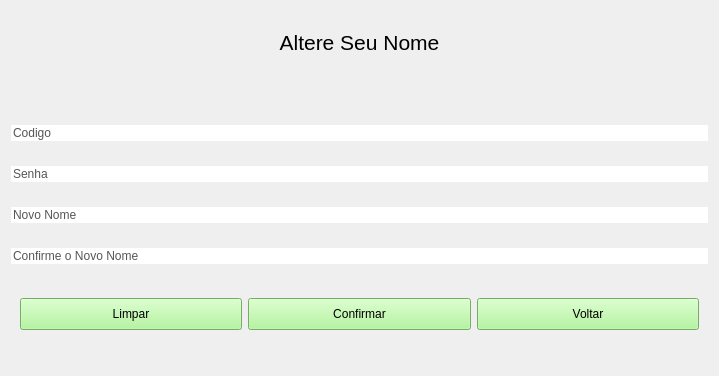
Old version of the form VirtualWallet/logic/src/vision/wforgotname.ui in the repository joaovicentesouto/INE5417.
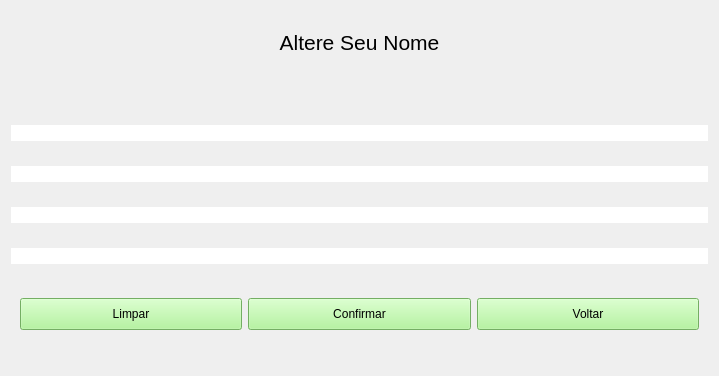
New version of the form.

Patch:
```diff
--- a/VirtualWallet/logic/src/vision/wforgotname.ui
+++ b/VirtualWallet/logic/src/vision/wforgotname.ui
@@ -69,12 +69,11 @@
       <string notr="true">#Code
 {
 	border: none;
-    color: #565656;
     font-size: 12px;
 }</string>
      </property>
      <property name="text">
-      <string>Codigo</string>
+      <string/>
      </property>
     </widget>
    </item>
@@ -84,12 +83,11 @@
       <string notr="true">#Password
 {
 	border: none;
-    color: #565656;
     font-size: 12px;
 }</string>
      </property>
      <property name="text">
-      <string>Senha</string>
+      <string/>
      </property>
     </widget>
    </item>
@@ -99,12 +97,11 @@
       <string notr="true">#NewName
 {
 	border: none;
-    color: #565656;
     font-size: 12px;
 }</string>
      </property>
      <property name="text">
-      <string>Novo Nome</string>
+      <string/>
      </property>
     </widget>
    </item>
@@ -114,12 +111,11 @@
       <string notr="true">#NameConfirm
 {
 	border: none;
-    color: #565656;
     font-size: 12px;
 }</string>
      </property>
      <property name="text">
-      <string>Confirme o Novo Nome</string>
+      <string/>
      </property>
     </widget>
    </item>
```
